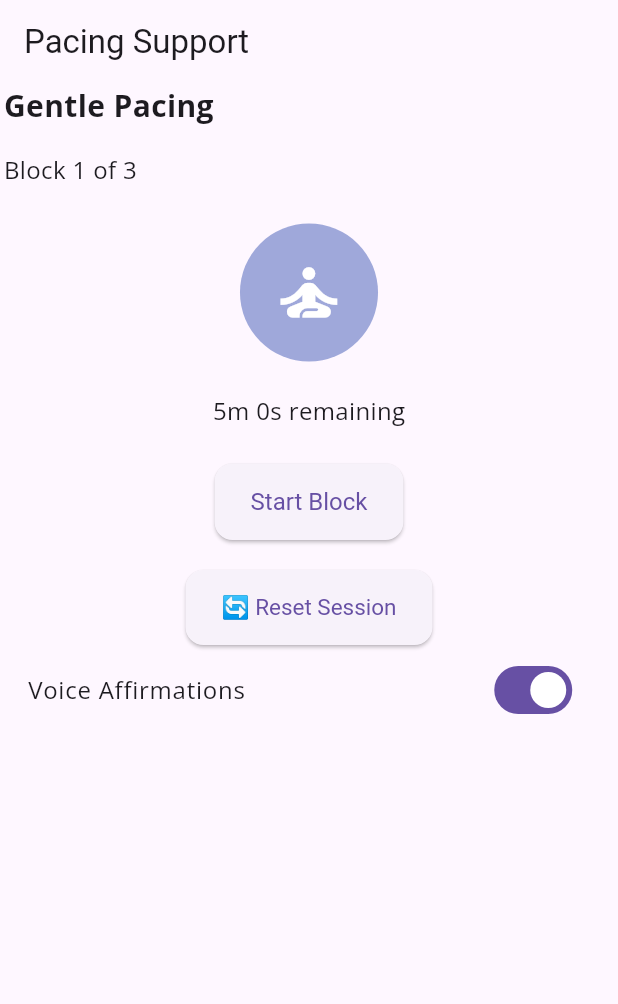
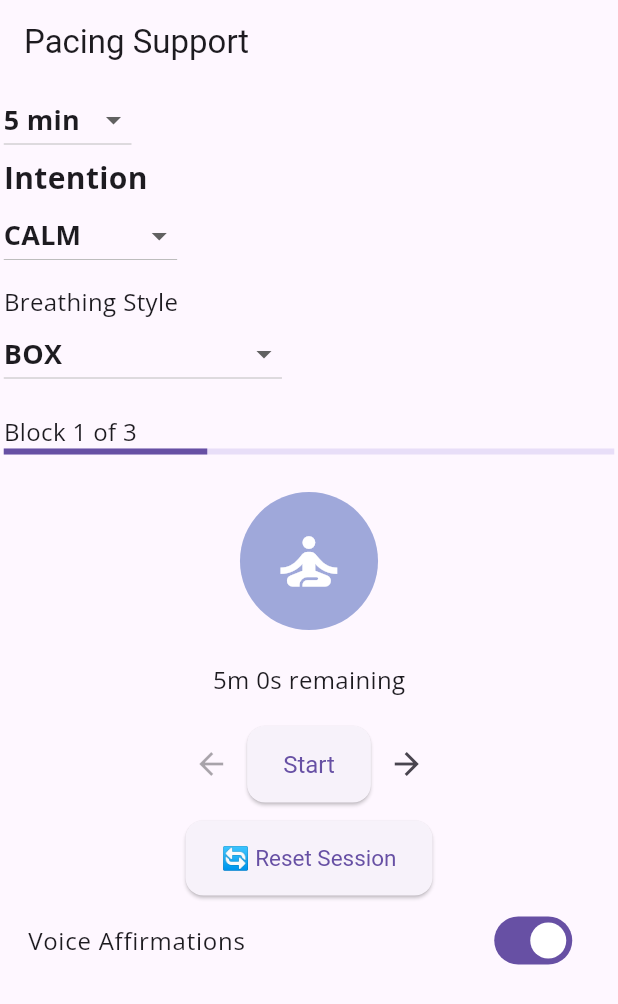
Before and after one commit to ChamindaR-design/humble_time_app, a Flutter app: the PacingScreen screen opened by its route, on a phone screen of 412 x 824 dp. Shown: the top 1004 px of the screen. Run offline on Flutter 3.47's test engine with Material 3 defaults, Android fonts, the light colour scheme and no system bars; our stand-ins replace audioplayers, file_picker, flutter_riverpod, flutter_tts, go_router, shared_preferences and 1 more; accounts and stored records are empty.

Commit message:
Complte Pacing Screen

```diff
--- a/lib/features/pacing/pacing_screen.dart
+++ b/lib/features/pacing/pacing_screen.dart
@@ -1,6 +1,10 @@
 import 'package:flutter/material.dart';
 import '../../services/voice_service.dart';
 import '../../core/utils/ui_toolkit.dart';
+import '../../widgets/session/session_features.dart';
+
+enum IntentionType { calm, clarity, focus, kindness }
+enum BreathingStyle { box, fourSevenEight, custom }
 
 class PacingScreen extends StatefulWidget {
   const PacingScreen({super.key});
@@ -23,19 +27,41 @@ class _PacingScreenState extends State<PacingScreen> with TickerProviderStateMix
   bool isRunning = false;
   bool affirmationsEnabled = true;
 
+  IntentionType selectedIntention = IntentionType.calm;
+  BreathingStyle selectedBreathing = BreathingStyle.box;
+
   @override
   void initState() {
     super.initState();
+    _setupBreathController();
+    _setupTimerController();
+    VoiceService.speak("What would you like to cultivate today?");
+  }
 
+  void _setupBreathController() {
     _breathController = AnimationController(
       vsync: this,
-      duration: const Duration(seconds: 4),
+      duration: _getBreathDuration(),
     )..repeat(reverse: true);
 
     _breathAnimation = Tween<double>(begin: 0.7, end: 1.0).animate(
       CurvedAnimation(parent: _breathController, curve: Curves.easeInOut),
     );
+  }
 
+  Duration _getBreathDuration() {
+    switch (selectedBreathing) {
+      case BreathingStyle.fourSevenEight:
+        return const Duration(seconds: 8); // Longer out breath
+      case BreathingStyle.box:
+        return const Duration(seconds: 4);
+      case BreathingStyle.custom:
+      //default:
+        return const Duration(seconds: 5);
+    }
+  }
+
+  void _setupTimerController() {
     _timerController = AnimationController(
       vsync: this,
       duration: Duration(seconds: blockDurationSeconds),
@@ -47,17 +73,46 @@ class _PacingScreenState extends State<PacingScreen> with TickerProviderStateMix
         setState(() => isRunning = false);
 
         if (affirmationsEnabled && currentBlock + 1 < totalBlocks) {
-          VoiceService.speak("Pause. You're staying present.");
+          VoiceService.speak(_getAffirmationForIntention());
         }
 
         if (currentBlock + 1 < totalBlocks) {
-          currentBlock++;
+          setState(() => currentBlock++);
         } else {
           VoiceService.speak("All pacing blocks complete. Well done.");
-          currentBlock = 0;
+          Future.delayed(const Duration(milliseconds: 700), () {
+            if (!mounted) return;
+            Navigator.push(
+              context,
+              MaterialPageRoute(
+                builder: (_) => SessionEndScreen(completedBlocks: totalBlocks),
+              ),
+            );
+            setState(() => currentBlock = 0);
+          });
         }
       }
     });
+  }
+
+  String _getAffirmationForIntention() {
+    switch (selectedIntention) {
+      case IntentionType.focus: return "Stay present. You’re making progress.";
+      case IntentionType.kindness: return "Be gentle. You're doing enough.";
+      case IntentionType.clarity: return "Let thoughts settle. Clarity comes.";
+      case IntentionType.calm:  return "Enjoy this moment. Just breathe.";
+      //default: return "Enjoy this moment. Just breathe.";
+    }
+  }
+
+  Color getThemeColor() {
+    switch (selectedIntention) {
+      case IntentionType.focus: return Colors.deepPurpleAccent;
+      case IntentionType.kindness: return Colors.pinkAccent;
+      case IntentionType.clarity: return Colors.teal;
+      case IntentionType.calm: return Colors.indigo.shade200;
+      //default: return Colors.indigo.shade200;
+    }
   }
 
   void startBlock() {
@@ -72,7 +127,16 @@ class _PacingScreenState extends State<PacingScreen> with TickerProviderStateMix
 
   void resetSession() {
     currentBlock = 0;
+    _timerController.reset();
     setState(() => isRunning = false);
+  }
+
+  void updateBreathingStyle(BreathingStyle style) {
+    setState(() {
+      selectedBreathing = style;
+      _breathController.dispose();
+      _setupBreathController();
+    });
   }
 
   @override
@@ -99,9 +163,49 @@ class _PacingScreenState extends State<PacingScreen> with TickerProviderStateMix
         child: Column(
           crossAxisAlignment: CrossAxisAlignment.start,
           children: [
-            Text("Gentle Pacing", style: TextStyle(fontSize: fontSize + 4, fontWeight: FontWeight.bold)),
+            DropdownButton<int>(
+              value: blockDurationSeconds,
+              items: [180, 300, 600, 900, 1500].map((sec) {
+                return DropdownMenuItem(
+                  value: sec,
+                  child: Text("${(sec / 60).round()} min"),
+                );
+              }).toList(),
+              onChanged: (val) {
+                if (val != null) {
+                  setState(() {
+                    blockDurationSeconds = val;
+                    _timerController.duration = Duration(seconds: val);
+                  });
+                }
+              },
+            ),
+            Text("Intention", style: TextStyle(fontSize: fontSize + 4, fontWeight: FontWeight.bold)),
+            DropdownButton<IntentionType>(
+              value: selectedIntention,
+              items: IntentionType.values.map((type) {
+                return DropdownMenuItem(
+                  value: type,
+                  child: Text(type.name.toUpperCase()),
+                );
+              }).toList(),
+              onChanged: (val) => setState(() => selectedIntention = val!),
+            ),
+            const SizedBox(height: 8),
+            Text("Breathing Style", style: TextStyle(fontSize: fontSize)),
+            DropdownButton<BreathingStyle>(
+              value: selectedBreathing,
+              items: BreathingStyle.values.map((b) {
+                return DropdownMenuItem(
+                  value: b,
+                  child: Text(b.name.replaceAll("_", " ").toUpperCase()),
+                );
+              }).toList(),
+              onChanged: (val) => updateBreathingStyle(val!),
+            ),
             const SizedBox(height: 16),
             Text("Block ${currentBlock + 1} of $totalBlocks", style: TextStyle(fontSize: fontSize)),
+            LinearProgressIndicator(value: (currentBlock + 1) / totalBlocks),
             const SizedBox(height: 16),
             AnimatedBuilder(
               animation: _breathAnimation,
@@ -114,7 +218,7 @@ class _PacingScreenState extends State<PacingScreen> with TickerProviderStateMix
                       width: 110,
                       decoration: BoxDecoration(
                         shape: BoxShape.circle,
-                        color: Colors.indigo.shade200,
+                        color: getThemeColor(),
                       ),
                       child: const Center(
                         child: Icon(Icons.self_improvement, size: 60, color: Colors.white),
@@ -128,13 +232,28 @@ class _PacingScreenState extends State<PacingScreen> with TickerProviderStateMix
             Center(
               child: Text(timeRemaining, style: TextStyle(fontSize: fontSize)),
             ),
-            const SizedBox(height: 24),
-            Center(
-              child: isRunning
-                  ? ElevatedButton(onPressed: stopBlock, child: Text("Pause", style: TextStyle(fontSize: fontSize)))
-                  : ElevatedButton(onPressed: startBlock, child: Text("Start Block", style: TextStyle(fontSize: fontSize))),
+            const SizedBox(height: 20),
+            Row(
+              mainAxisAlignment: MainAxisAlignment.center,
+              children: [
+                IconButton(
+                  icon: const Icon(Icons.arrow_back),
+                  onPressed: currentBlock > 0
+                      ? () => setState(() => currentBlock--)
+                      : null,
+                ),
+                isRunning
+                    ? ElevatedButton(onPressed: stopBlock, child: Text("Pause", style: TextStyle(fontSize: fontSize)))
+                    : ElevatedButton(onPressed: startBlock, child: Text("Start", style: TextStyle(fontSize: fontSize))),
+                IconButton(
+                  icon: const Icon(Icons.arrow_forward),
+                  onPressed: currentBlock < totalBlocks - 1
+                      ? () => setState(() => currentBlock++)
+                      : null,
+                ),
+              ],
             ),
-            const SizedBox(height: 20),
+            const SizedBox(height: 12),
             Center(
               child: ElevatedButton(
                 onPressed: resetSession,
@@ -153,3 +272,23 @@ class _PacingScreenState extends State<PacingScreen> with TickerProviderStateMix
     );
   }
 }
+
+class SessionEndScreen extends StatelessWidget {
+  final int completedBlocks;
+
+  const SessionEndScreen({super.key, required this.completedBlocks});
+
+  @override
+  Widget build(BuildContext context) {
+    return Scaffold(
+      appBar: AppBar(title: const Text("Session Summary")),
+      body: Padding(
+        padding: const EdgeInsets.all(16),
+        child: SessionFeatures(
+          currentBlock: completedBlocks,
+          totalBlocks: completedBlocks,
+        ),
+      ),
+    );
+  }
+}
```
Also changed, not shown: lib/widgets/session/session_features.dart (added, +126 -0 lines).
